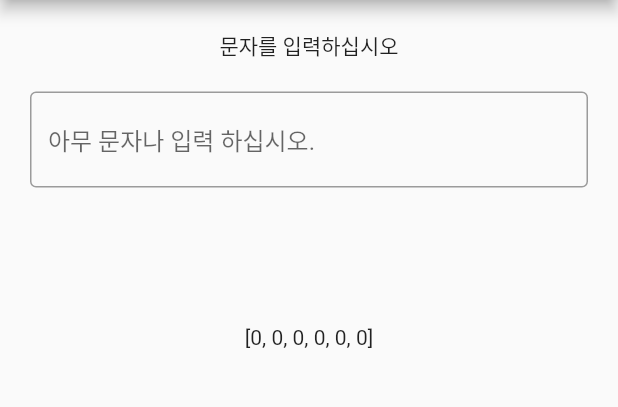
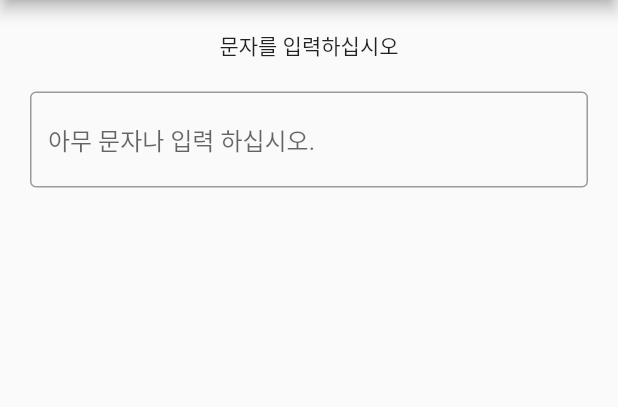
Before and after one commit to oungkee/lotto, a Flutter app: the screen it shows after launch, on a phone screen of 412 x 824 dp, the part 84-491 px from its top. Run offline on Flutter 3.47's test engine with Material 2 defaults, Android fonts, the phone set to English and light mode, and no system bars.

Commit message:
몇가지 오류 수정. (값이 없을때 화면표시 안함)

```diff
--- a/lib/main.dart
+++ b/lib/main.dart
@@ -149,26 +149,28 @@ class _MyHomeState extends State<MyHome> {
               const SizedBox(
                 height: 20,
               ),
-              Text(
-                // 사용자 입력 문자를 그대로 표시.
-                tempChar,
-              ),
-              const SizedBox(
-                height: 20,
-              ),
-              Text(
-                // 입력된 문자를 유니코드로 변환하여 숫자를 합산한 후 문자로 반환.
-                ascValue,
-              ),
-              const SizedBox(
-                height: 20,
-              ),
-              Text(
-                  // 입력된 문자를 유니코드로 변환하여 숫자를 합산한 후 문자로 반환.
-                  selNums.toString()),
-              const SizedBox(
-                height: 20,
-              ),
+              //************************상태 숨김**********************************
+              // Text(
+              //   // 사용자 입력 문자를 그대로 표시.
+              //   tempChar,
+              // ),
+              // const SizedBox(
+              //   height: 20,
+              // ),
+              // Text(
+              //   // 입력된 문자를 유니코드로 변환하여 숫자를 합산한 후 문자로 반환.
+              //   ascValue,
+              // ),
+              // const SizedBox(
+              //   height: 20,
+              // ),
+              // Text(
+              //     // 입력된 문자를 유니코드로 변환하여 숫자를 합산한 후 문자로 반환.
+              //     selNums.toString()),
+              // const SizedBox(
+              //   height: 20,
+              // ),
+              //************************상태 숨김**********************************
               Row(
                 // mainAxisAlignment: MainAxisAlignment.spaceEvenly,
                 mainAxisAlignment: MainAxisAlignment.spaceAround,
```
